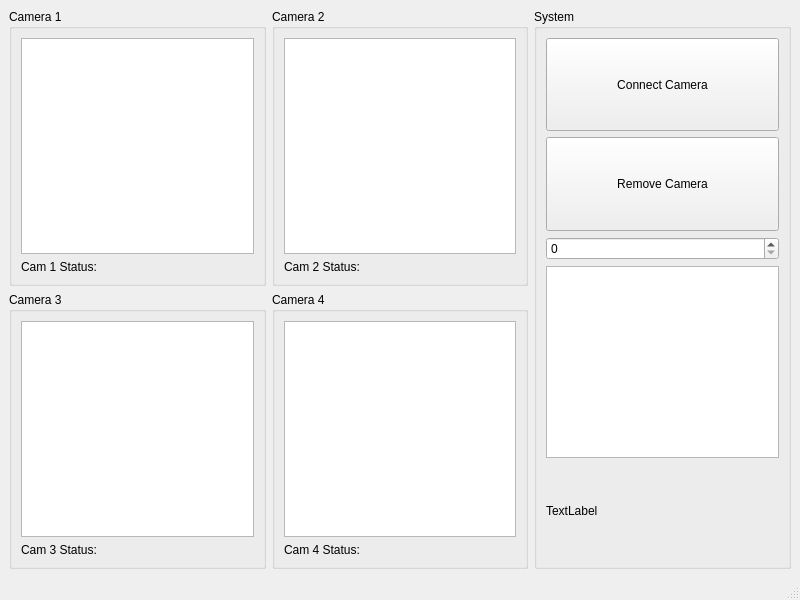
Above: prototip1/main_window_v1.ui from selmanterzioglu/kiz-bocegi-tika before the change. Below: the same form after it.
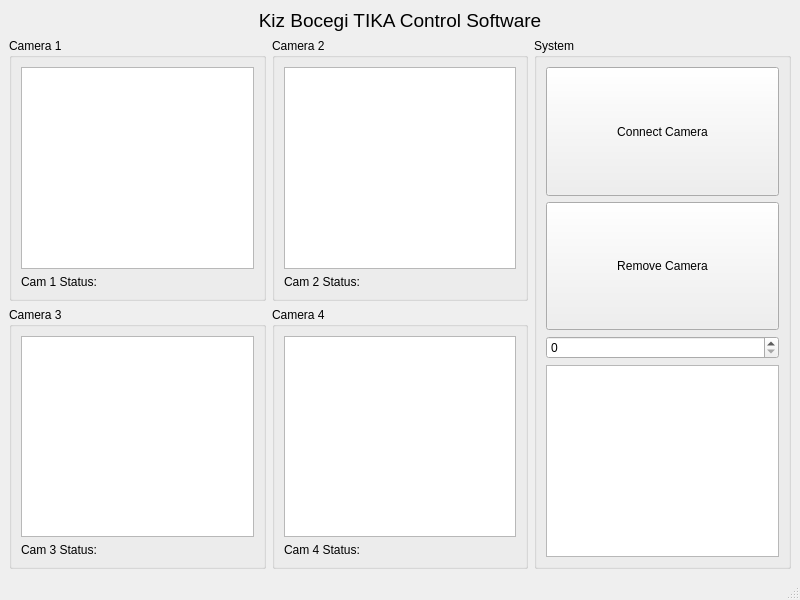
That is the form after the change. Custom widgets are drawn as their Qt base class.

```diff
--- a/prototip1/main_window_v1.ui
+++ b/prototip1/main_window_v1.ui
@@ -15,14 +15,14 @@
   </property>
   <widget class="QWidget" name="centralwidget">
    <layout class="QGridLayout" name="gridLayout">
-    <item row="0" column="0">
-     <widget class="QGroupBox" name="groupBox">
+    <item row="2" column="0">
+     <widget class="QGroupBox" name="groupBox_3">
       <property name="title">
-       <string>Camera 1</string>
+       <string>Camera 3</string>
       </property>
-      <layout class="QGridLayout" name="gridLayout_2">
+      <layout class="QGridLayout" name="gridLayout_4">
        <item row="0" column="0">
-        <widget class="Graphics_View" name="frame_1">
+        <widget class="Graphics_View" name="frame_3">
          <property name="verticalScrollBarPolicy">
           <enum>Qt::ScrollBarAlwaysOff</enum>
          </property>
@@ -40,16 +40,50 @@
         </widget>
        </item>
        <item row="1" column="0">
-        <widget class="QLabel" name="cam_1_status_label">
+        <widget class="QLabel" name="cam_3_status_label">
          <property name="text">
-          <string>Cam 1 Status:</string>
+          <string>Cam 3 Status:</string>
          </property>
         </widget>
        </item>
       </layout>
      </widget>
     </item>
-    <item row="0" column="1">
+    <item row="2" column="1">
+     <widget class="QGroupBox" name="groupBox_4">
+      <property name="title">
+       <string>Camera 4</string>
+      </property>
+      <layout class="QGridLayout" name="gridLayout_5">
+       <item row="0" column="0">
+        <widget class="Graphics_View" name="frame_4">
+         <property name="verticalScrollBarPolicy">
+          <enum>Qt::ScrollBarAlwaysOff</enum>
+         </property>
+         <property name="horizontalScrollBarPolicy">
+          <enum>Qt::ScrollBarAlwaysOff</enum>
+         </property>
+         <property name="sceneRect">
+          <rectf>
+           <x>0.000000000000000</x>
+           <y>0.000000000000000</y>
+           <width>0.000000000000000</width>
+           <height>0.000000000000000</height>
+          </rectf>
+         </property>
+        </widget>
+       </item>
+       <item row="1" column="0">
+        <widget class="QLabel" name="cam_4_status_label">
+         <property name="text">
+          <string>Cam 4 Status:</string>
+         </property>
+        </widget>
+       </item>
+      </layout>
+     </widget>
+    </item>
+    <item row="1" column="1">
      <widget class="QGroupBox" name="groupBox_2">
       <property name="title">
        <string>Camera 2</string>
@@ -83,22 +117,33 @@
       </layout>
      </widget>
     </item>
-    <item row="0" column="2" rowspan="2">
+    <item row="1" column="2" rowspan="2">
      <widget class="QGroupBox" name="groupBox_5">
       <property name="title">
        <string>System</string>
       </property>
       <layout class="QGridLayout" name="gridLayout_6">
-       <item row="0" column="0">
-        <widget class="QPushButton" name="connect_camera_button">
+       <item row="4" column="0">
+        <widget class="Graphics_View" name="frame_0">
          <property name="sizePolicy">
-          <sizepolicy hsizetype="Minimum" vsizetype="Minimum">
+          <sizepolicy hsizetype="Maximum" vsizetype="Maximum">
            <horstretch>0</horstretch>
            <verstretch>0</verstretch>
           </sizepolicy>
          </property>
-         <property name="text">
-          <string>Connect Camera</string>
+         <property name="verticalScrollBarPolicy">
+          <enum>Qt::ScrollBarAlwaysOff</enum>
+         </property>
+         <property name="horizontalScrollBarPolicy">
+          <enum>Qt::ScrollBarAlwaysOff</enum>
+         </property>
+         <property name="sceneRect">
+          <rectf>
+           <x>0.000000000000000</x>
+           <y>0.000000000000000</y>
+           <width>0.000000000000000</width>
+           <height>0.000000000000000</height>
+          </rectf>
          </property>
         </widget>
        </item>
@@ -118,34 +163,16 @@
          </property>
         </widget>
        </item>
-       <item row="5" column="0">
-        <widget class="QLabel" name="label_memory">
-         <property name="text">
-          <string>TextLabel</string>
-         </property>
-        </widget>
-       </item>
-       <item row="4" column="0">
-        <widget class="Graphics_View" name="frame_0">
+       <item row="0" column="0">
+        <widget class="QPushButton" name="connect_camera_button">
          <property name="sizePolicy">
-          <sizepolicy hsizetype="Maximum" vsizetype="Maximum">
+          <sizepolicy hsizetype="Minimum" vsizetype="Minimum">
            <horstretch>0</horstretch>
            <verstretch>0</verstretch>
           </sizepolicy>
          </property>
-         <property name="verticalScrollBarPolicy">
-          <enum>Qt::ScrollBarAlwaysOff</enum>
-         </property>
-         <property name="horizontalScrollBarPolicy">
-          <enum>Qt::ScrollBarAlwaysOff</enum>
-         </property>
-         <property name="sceneRect">
-          <rectf>
-           <x>0.000000000000000</x>
-           <y>0.000000000000000</y>
-           <width>0.000000000000000</width>
-           <height>0.000000000000000</height>
-          </rectf>
+         <property name="text">
+          <string>Connect Camera</string>
          </property>
         </widget>
        </item>
@@ -153,13 +180,13 @@
      </widget>
     </item>
     <item row="1" column="0">
-     <widget class="QGroupBox" name="groupBox_3">
+     <widget class="QGroupBox" name="groupBox">
       <property name="title">
-       <string>Camera 3</string>
+       <string>Camera 1</string>
       </property>
-      <layout class="QGridLayout" name="gridLayout_4">
+      <layout class="QGridLayout" name="gridLayout_2">
        <item row="0" column="0">
-        <widget class="Graphics_View" name="frame_3">
+        <widget class="Graphics_View" name="frame_1">
          <property name="verticalScrollBarPolicy">
           <enum>Qt::ScrollBarAlwaysOff</enum>
          </property>
@@ -177,47 +204,31 @@
         </widget>
        </item>
        <item row="1" column="0">
-        <widget class="QLabel" name="cam_3_status_label">
+        <widget class="QLabel" name="cam_1_status_label">
          <property name="text">
-          <string>Cam 3 Status:</string>
+          <string>Cam 1 Status:</string>
          </property>
         </widget>
        </item>
       </layout>
      </widget>
     </item>
-    <item row="1" column="1">
-     <widget class="QGroupBox" name="groupBox_4">
-      <property name="title">
-       <string>Camera 4</string>
+    <item row="0" column="0" colspan="3">
+     <widget class="QLabel" name="tika_software_title_label">
+      <property name="font">
+       <font>
+        <pointsize>14</pointsize>
+       </font>
       </property>
-      <layout class="QGridLayout" name="gridLayout_5">
-       <item row="0" column="0">
-        <widget class="Graphics_View" name="frame_4">
-         <property name="verticalScrollBarPolicy">
-          <enum>Qt::ScrollBarAlwaysOff</enum>
-         </property>
-         <property name="horizontalScrollBarPolicy">
-          <enum>Qt::ScrollBarAlwaysOff</enum>
-         </property>
-         <property name="sceneRect">
-          <rectf>
-           <x>0.000000000000000</x>
-           <y>0.000000000000000</y>
-           <width>0.000000000000000</width>
-           <height>0.000000000000000</height>
-          </rectf>
-         </property>
-        </widget>
-       </item>
-       <item row="1" column="0">
-        <widget class="QLabel" name="cam_4_status_label">
-         <property name="text">
-          <string>Cam 4 Status:</string>
-         </property>
-        </widget>
-       </item>
-      </layout>
+      <property name="layoutDirection">
+       <enum>Qt::LeftToRight</enum>
+      </property>
+      <property name="text">
+       <string>Kiz Bocegi TIKA Control Software</string>
+      </property>
+      <property name="alignment">
+       <set>Qt::AlignCenter</set>
+      </property>
      </widget>
     </item>
    </layout>
@@ -228,7 +239,7 @@
      <x>0</x>
      <y>0</y>
      <width>800</width>
-     <height>26</height>
+     <height>18</height>
     </rect>
    </property>
   </widget>
```
